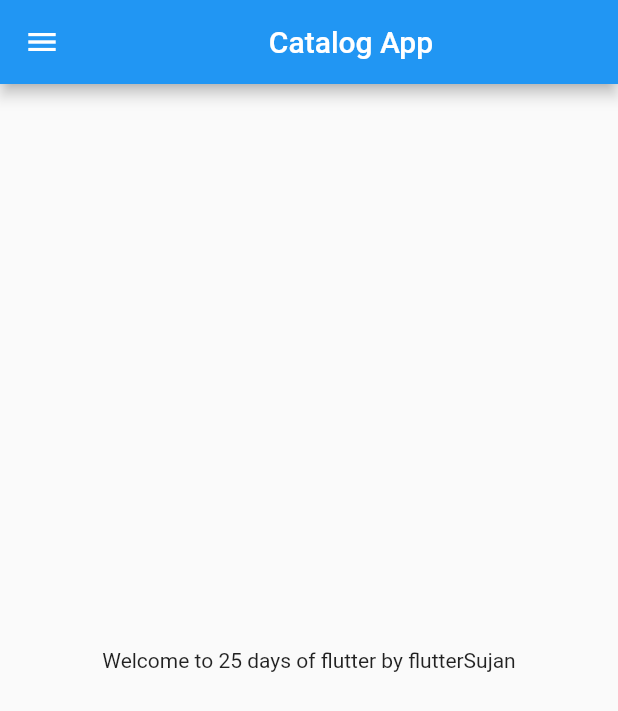
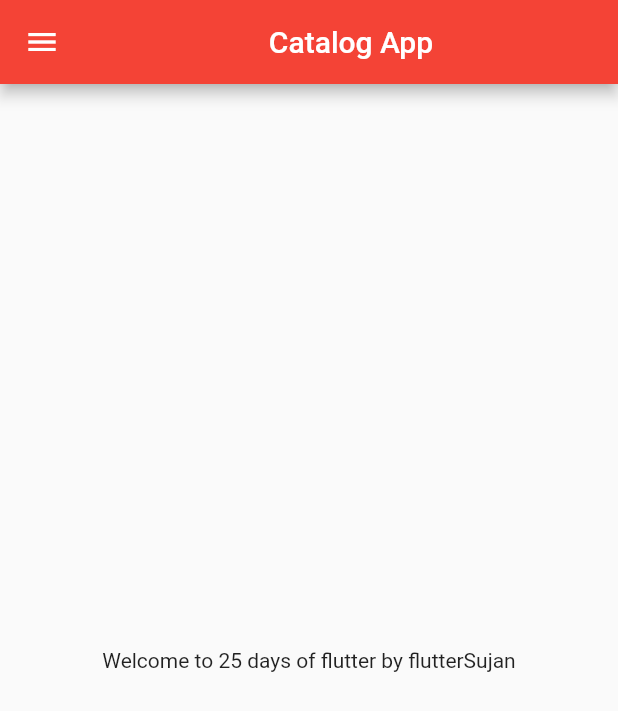
Before and after one commit to SUJANSSTHA/flutter30day, a Flutter app: the screen it shows after launch, on a phone screen of 412 x 824 dp. Shown: the top 711 px of the screen. Run offline on Flutter 3.47's test engine with Material 2 defaults, Android fonts, the phone set to English and light mode, and no system bars.

Commit message:
day3 complted

```diff
--- a/lib/main.dart
+++ b/lib/main.dart
@@ -1,6 +1,7 @@
 import 'package:flutter/material.dart';
+import 'package:flutter_application_1/pages/login_page.dart';
 
-import 'home_page.dart';
+import 'pages/home_page.dart';
 
 void main() {
   runApp(MyApp());
@@ -12,7 +13,20 @@ class MyApp extends StatelessWidget {
   @override
   Widget build(BuildContext context) {
     return MaterialApp(
-      home: HomePage(),
+      // home: HomePage(),
+      themeMode: ThemeMode.light,
+      theme: ThemeData(
+        primarySwatch: Colors.red,
+      ),
+      darkTheme: ThemeData(
+        brightness: Brightness.dark,
+      ),
+      initialRoute: "/home",
+      routes: {
+        "/": (context) => LoginPage(),
+        "/home": (context) => HomePage(),
+        "/login": (context) => LoginPage(),
+      },
     );
   }
 }
```
Also changed, not shown: lib/pages/login_page.dart (added, +22 -0 lines), lib/pages/home_page.dart (renamed from lib/home_page.dart).
